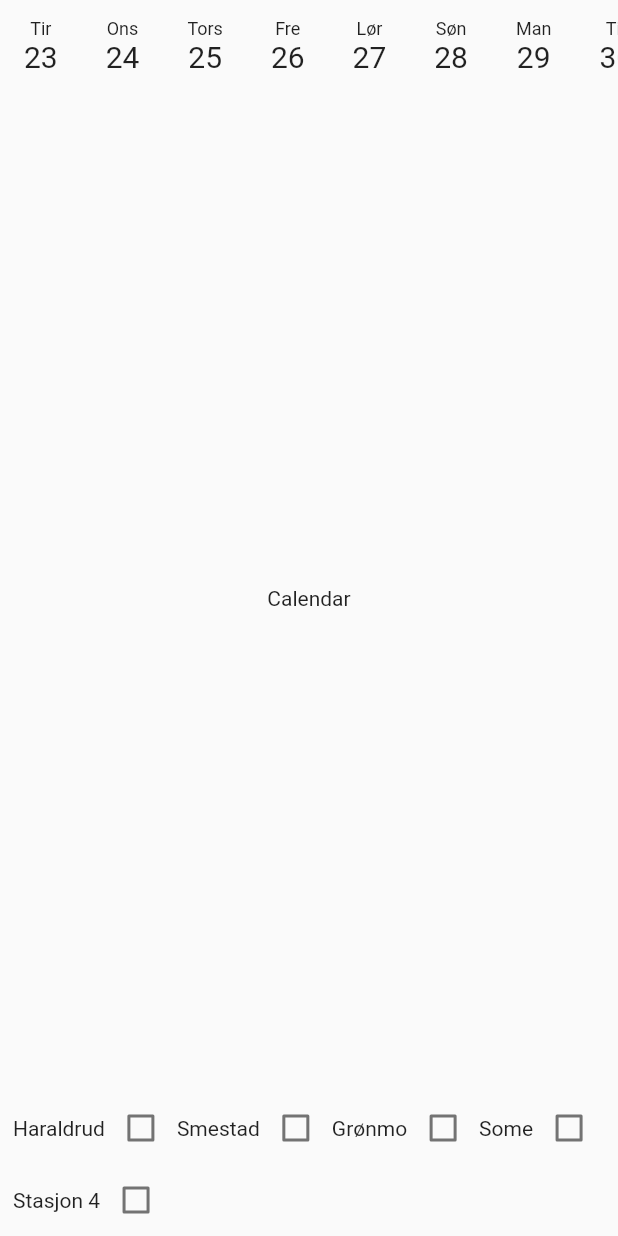
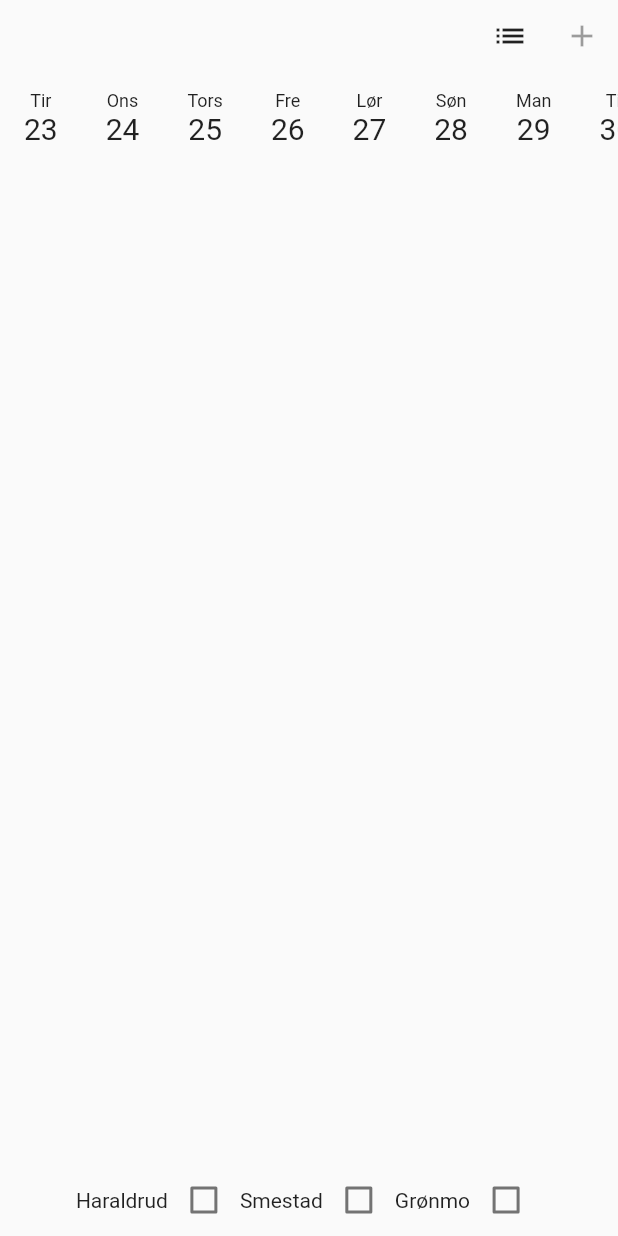
Before and after one commit to Knowit-Objectnet/oko-ombruk-mobile, a Flutter app: the CalendarScreen screen opened directly, on a phone screen of 412 x 824 dp. Run offline on Flutter 3.47's test engine with Material 2 defaults, Android fonts, the phone set to English and light mode, and no system bars.

Commit message:
Restructured directory tree

```diff
--- a/app/lib/tabs/calendar/CalendarScreen.dart
+++ b/app/lib/tabs/calendar/CalendarScreen.dart
@@ -1,6 +1,5 @@
 import 'package:flutter/material.dart';
-import 'package:ombruk/tabs/calendar/DayScroller.dart';
-import 'package:ombruk/tabs/calendar/StationFilter.dart';
+import 'package:ombruk/tabs/calendar/HorizontalCalendar/HorizontalCalendar.dart';
 
 class CalendarScreen extends StatefulWidget {
   @override
@@ -8,24 +7,30 @@ class CalendarScreen extends StatefulWidget {
 }
 
 class _CalendarScreenState extends State<CalendarScreen> {
-  // Remove
-  final List<String> stations = [
-    'Haraldrud',
-    'Smestad',
-    'Grønmo',
-    'Some',
-    'Stasjon 4'
-  ];
+  bool _showHorizontalCalendar = true;
 
   @override
   Widget build(BuildContext context) {
     return (Scaffold(
         body: Column(
-            mainAxisAlignment: MainAxisAlignment.spaceBetween,
+            // mainAxisAlignment: MainAxisAlignment.start,
             children: <Widget>[
-          DayScroller(),
-          Center(child: Text('Calendar')),
-          StationFilter(stations: stations)
+          Row(
+            mainAxisAlignment: MainAxisAlignment.end,
+            children: <Widget>[
+              IconButton(
+                icon: Icon(Icons.list),
+                onPressed: () => setState(() {
+                  _showHorizontalCalendar = !_showHorizontalCalendar;
+                }),
+              ),
+              IconButton(
+                icon: Icon(Icons.add),
+                onPressed: null,
+              )
+            ],
+          ),
+          Expanded(child: HorizontalCalendar())
         ])));
   }
 }
--- a/app/lib/tabs/calendar/DayScroller.dart
+++ b/app/lib/tabs/calendar/HorizontalCalendar/DayScroller.dart
@@ -1,5 +1,5 @@
 import 'package:flutter/material.dart';
-import 'package:ombruk/tabs/calendar/DateButton.dart';
+import 'package:ombruk/tabs/calendar/HorizontalCalendar/DateButton.dart';
 
 class DayScroller extends StatefulWidget {
   @override
--- /dev/null
+++ b/app/lib/tabs/calendar/HorizontalCalendar/HorizontalCalendar.dart
@@ -0,0 +1,32 @@
+import 'package:flutter/material.dart';
+import 'package:ombruk/tabs/calendar/HorizontalCalendar/DayScroller.dart';
+import 'package:ombruk/tabs/calendar/HorizontalCalendar/StationFilter.dart';
+
+class HorizontalCalendar extends StatefulWidget {
+  @override
+  _HorizontalCalendarState createState() => _HorizontalCalendarState();
+}
+
+class _HorizontalCalendarState extends State<HorizontalCalendar> {
+  // Remove
+  final List<String> stations = [
+    'Haraldrud',
+    'Smestad',
+    'Grønmo',
+    // 'Some',
+    // 'Stasjon 4'
+  ];
+
+  @override
+  void initState() {
+    super.initState();
+  }
+
+  @override
+  Widget build(BuildContext context) {
+    return (Column(
+      mainAxisAlignment: MainAxisAlignment.spaceBetween,
+      children: <Widget>[DayScroller(), StationFilter(stations: stations)],
+    ));
+  }
+}
```
Also changed, not shown: app/lib/tabs/calendar/VerticalCalendar/VerticalCalendar.dart (added, +18 -0 lines), app/lib/tabs/calendar/HorizontalCalendar/DateButton.dart (renamed from app/lib/tabs/calendar/DateButton.dart), app/lib/tabs/calendar/HorizontalCalendar/StationFilter.dart (renamed from app/lib/tabs/calendar/StationFilter.dart).
